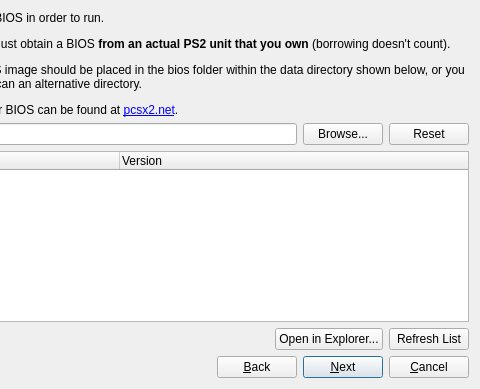
Qt form pcsx2-qt/SetupWizardDialog.ui (PCSX2/pcsx2) before a commit; both pictures show x 280 to 760 and y 0 to 389 of the 760 by 389 pixel window.
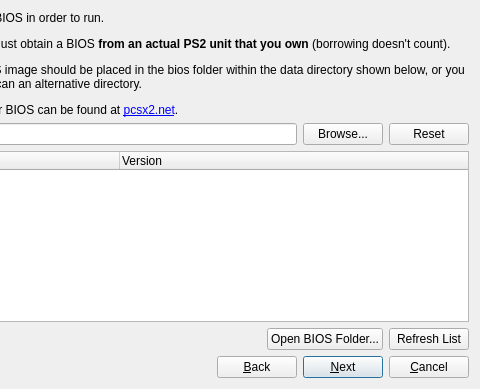
The same form after that commit. The open tabs and pages were chosen to show the change. Icons and pictures are not drawn.

Commit message: UI: Rename the "Open in Explorer" button to "Open BIOS Folder"

The edit to the form file:
```diff
--- a/pcsx2-qt/SetupWizardDialog.ui
+++ b/pcsx2-qt/SetupWizardDialog.ui
@@ -298,7 +298,7 @@
          <item>
           <widget class="QPushButton" name="openBiosSearchDirectory">
            <property name="text">
-            <string>Open in Explorer...</string>
+            <string>Open BIOS Folder...</string>
            </property>
           </widget>
          </item>
```
The commit also changes 1 other file.
